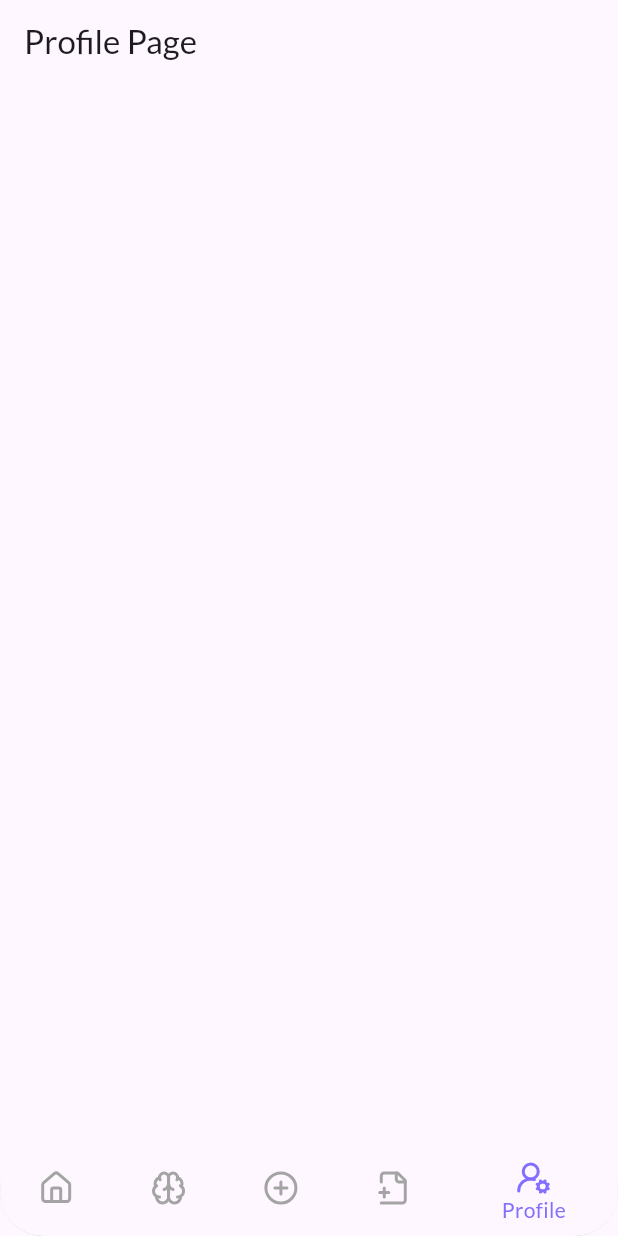
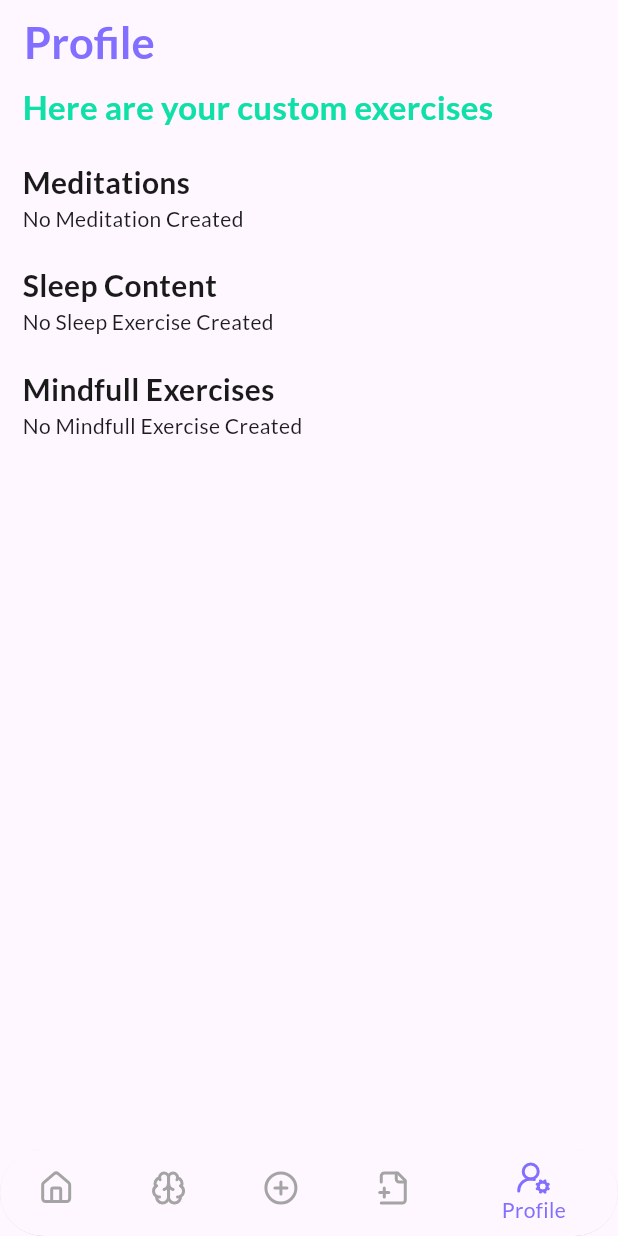
Before and after one commit to dinuka920/Flutter-App-09---Meditator, a Flutter app: the screen it shows after launch, item 5 of the bottom bar chosen, on a phone screen of 412 x 824 dp. Run offline on Flutter 3.47's test engine with Material 3 defaults, Android fonts, the phone set to English and light mode, and no system bars; our stand-ins replace flutter_svg, go_router, google_fonts, hive, hive_flutter, image_picker and 1 more; accounts and stored records are empty.

Commit message:
Profile Page using List View and END OF THE APP

```diff
--- a/lib/pages/main_screen.dart
+++ b/lib/pages/main_screen.dart
@@ -17,10 +17,10 @@ class MainScreen extends StatefulWidget {
 class _MainScreenState extends State<MainScreen> {
   int _selectedIndex = 0;
   static const List<Widget> _pages = [
-    CustomExercisePage(),
-    CreateCustomExercisePage(),
     HomePage(),
     MindfullExercisePage(),
+    CreateCustomExercisePage(),
+    CustomExercisePage(),
     ProfilePage(),
   ];
 
--- a/lib/pages/main_screens/profile_page.dart
+++ b/lib/pages/main_screens/profile_page.dart
@@ -1,4 +1,10 @@
 import 'package:flutter/material.dart';
+import 'package:meditator_app/models/meditation_exercise_model.dart';
+import 'package:meditator_app/models/mindfulness_exercise_model.dart';
+import 'package:meditator_app/models/sleep_exercise_model.dart';
+import 'package:meditator_app/providers/custom_data_provider.dart';
+import 'package:meditator_app/utils/colors.dart';
+import 'package:provider/provider.dart';
 
 class ProfilePage extends StatelessWidget {
   const ProfilePage({super.key});
@@ -7,8 +13,141 @@ class ProfilePage extends StatelessWidget {
   Widget build(BuildContext context) {
     return Scaffold(
       appBar: AppBar(
-        title: Text("Profile Page"),
+        title: Text(
+          "Profile",
+          style: TextStyle(
+            fontSize: 29,
+            fontWeight: FontWeight.bold,
+            color: AppColors.primaryPurple,
+          ),
+        ),
+      ),
+      body: SingleChildScrollView(
+        child: Padding(
+          padding: const EdgeInsets.symmetric(horizontal: 15),
+          child: Column(
+            crossAxisAlignment: CrossAxisAlignment.start,
+            children: [
+              Text(
+                "Here are your custom exercises",
+                style: TextStyle(
+                  fontSize: 22,
+                  fontWeight: FontWeight.bold,
+                  color: AppColors.primaryGreen,
+                ),
+              ),
+              SizedBox(
+                height: 20,
+              ),
+              Consumer<CustomDataProvider>(
+                builder: (context, data, child) {
+                  return ListView(
+                    shrinkWrap: true,
+                    physics: NeverScrollableScrollPhysics(),
+                    children: [
+                      _buildSectiontTitle("Meditations"),
+                      _buildMeditationList(data.getMeditations()),
+                      SizedBox(
+                        height: 20,
+                      ),
+                      _buildSectiontTitle("Sleep Content"),
+                      _buildSleepList(data.getSleepExercises()),
+                      SizedBox(
+                        height: 20,
+                      ),
+                      _buildSectiontTitle("Mindfull Exercises"),
+                      _buildmindfullList(data.getMindfulExercises()),
+                      SizedBox(
+                        height: 20,
+                      ),
+                    ],
+                  );
+                },
+              )
+            ],
+          ),
+        ),
       ),
     );
   }
+
+  Widget _buildSectiontTitle(String title) {
+    return Text(
+      title,
+      style: TextStyle(
+        fontSize: 20,
+        fontWeight: FontWeight.w600,
+        color: AppColors.primaryBlack,
+      ),
+    );
+  }
+
+  Widget _buildContent({
+    required title,
+    required description,
+    required duration,
+  }) {
+    return Card(
+      margin: EdgeInsets.symmetric(vertical: 8),
+      child: ListTile(
+        title: Text(title),
+        subtitle: Text(
+          description,
+          maxLines: 2,
+          overflow: TextOverflow.ellipsis,
+        ),
+        leading: Text(
+          "$duration min",
+          style: TextStyle(
+            color: AppColors.primaryPurple,
+          ),
+        ),
+      ),
+    );
+  }
+
+  Widget _buildMeditationList(List<MeditationExerciseModel> data) {
+    if (data.isEmpty) {
+      return Text("No Meditation Created");
+    }
+    return Column(
+      children: data.map((meditation) {
+        return _buildContent(
+          title: meditation.name,
+          description: meditation.description,
+          duration: meditation.duration,
+        );
+      }).toList(),
+    );
+  }
+
+  Widget _buildmindfullList(List<MindfulnessExerciseModel> data) {
+    if (data.isEmpty) {
+      return Text("No Mindfull Exercise Created");
+    }
+    return Column(
+      children: data.map((mindfull) {
+        return _buildContent(
+          title: mindfull.name,
+          description: mindfull.description,
+          duration: mindfull.duration,
+        );
+      }).toList(),
+    );
+  }
+
+  Widget _buildSleepList(List<SleepExerciseModel> data) {
+    if (data.isEmpty) {
+      return Text("No Sleep Exercise Created");
+    }
+    return Column(
+      children: data.map((sleep) {
+        return _buildContent(
+          title: sleep.name,
+          description: sleep.description,
+          duration: sleep.duration,
+        );
+      }).toList(),
+    );
+  }
 }
```
